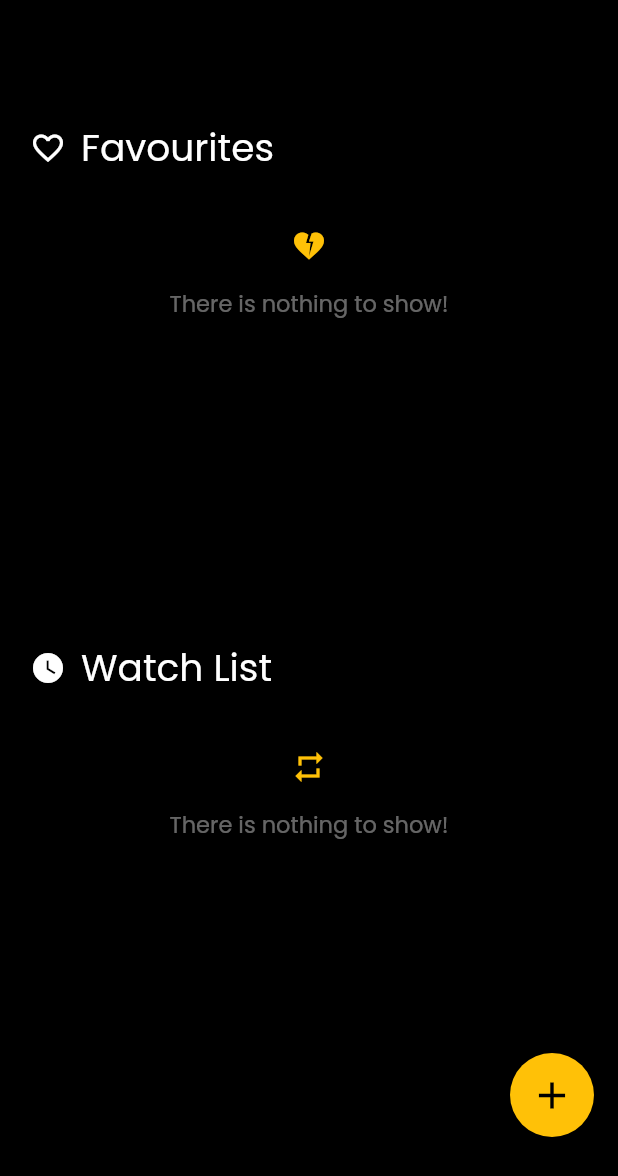
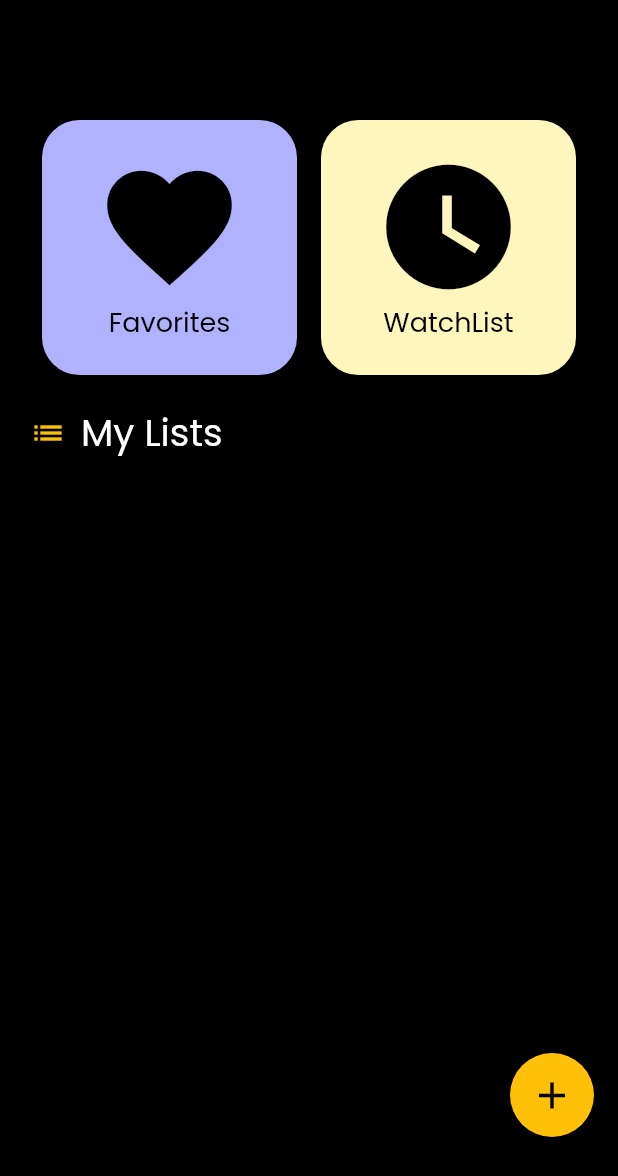
Before and after one commit to enescunediogluu/moviable-xetz, a Flutter app: the ListsPage screen opened directly, on a phone screen of 412 x 824 dp. Shown: the top 1176 px of the screen. Run offline on Flutter 3.47's test engine with Material 2 defaults, Android fonts, the phone set to English and light mode, and no system bars; drawn by our look-alikes of auto_size_text; our stand-ins replace carousel_slider, cloud_firestore, firebase_auth, firebase_core, firebase_storage, google_fonts and 1 more; missing offline and left inert: tmdb_api; accounts and stored records are empty.

Commit message:
favorites and watchlist pages created connected

```diff
--- a/lib/main.dart
+++ b/lib/main.dart
@@ -5,8 +5,7 @@ import 'package:flutter/material.dart';
 import 'package:moviable/firebase_options.dart';
 import 'package:moviable/pages/auth/login_page.dart';
 import 'package:moviable/pages/auth/verify_email_page.dart';
-import 'package:moviable/pages/extra/create_lists_page.dart';
-
+import 'package:moviable/pages/main/lists_page.dart';
 import 'package:moviable/pages/main/navbar_trial.dart';
 
 void main() async {
@@ -50,7 +49,7 @@ class AuthChecker extends StatelessWidget {
           } else {
             log(user.emailVerified.toString());
             if (user.emailVerified == true) {
-              return const NavbarTrial();
+              return const ListsPage();
             } else {
               return const VerifyEmailPage();
             }
--- a/lib/pages/main/lists_page.dart
+++ b/lib/pages/main/lists_page.dart
@@ -1,4 +1,4 @@
-// ignore_for_file: prefer_interpolation_to_compose_strings, use_build_context_synchronously
+// ignore_for_file: prefer_interpolation_to_compose_strings, use_build_context_synchronously, prefer_final_fields
 
 import 'dart:developer';
 
@@ -6,6 +6,8 @@ import 'package:flutter/material.dart';
 import 'package:moviable/pages/extra/create_lists_page.dart';
 import 'package:moviable/services/database_service.dart';
 import 'package:moviable/utils/text.dart';
+import 'package:moviable/widgets/lists_page_widgets/favorites_list_view.dart';
+import 'package:moviable/widgets/lists_page_widgets/watch_list_view.dart';
 
 class ListsPage extends StatefulWidget {
   const ListsPage({super.key});
@@ -17,30 +19,23 @@ class ListsPage extends StatefulWidget {
 class _ListsPageState extends State<ListsPage> {
   final DatabaseService database = DatabaseService();
 
-  List favorites = [];
-  List watchList = [];
+  List myLists = [];
   String listName = "";
   bool _isLoading = false;
 
-  void getFavouritesFromFirebase() async {
-    final favouritesList = await database.getFavorites();
+  getCreatedListsFromFirebase() async {
+    final temp = await database.getCreatedLists();
     setState(() {
-      favorites = favouritesList;
-    });
-  }
-
-  void getWatchListFromFirebase() async {
-    final watchLaterList = await database.getWatchList();
-    setState(() {
-      watchList = watchLaterList;
+      myLists = temp;
+      log(myLists.toString());
     });
   }
 
   @override
   void initState() {
     super.initState();
-    getFavouritesFromFirebase();
-    getWatchListFromFirebase();
+
+    getCreatedListsFromFirebase();
   }
 
   @override
@@ -73,14 +68,79 @@ class _ListsPageState extends State<ListsPage> {
               const SizedBox(
                 height: 80,
               ),
+              Row(
+                mainAxisAlignment: MainAxisAlignment.spaceAround,
+                children: [
+                  InkWell(
+                    onTap: () {
+                      Navigator.of(context).push(MaterialPageRoute(
+                        builder: (context) => FavoritesListView(),
+                      ));
+                    },
+                    child: Container(
+                      padding: const EdgeInsets.all(10),
+                      width: 170,
+                      height: 170,
+                      decoration: BoxDecoration(
+                          color: const Color(0xffB1B2FF),
+                          borderRadius: BorderRadius.circular(25)),
+                      child: const Column(
+                        mainAxisAlignment: MainAxisAlignment.center,
+                        children: [
+                          Icon(
+                            Icons.favorite,
+                            size: 100,
+                            color: Colors.black,
+                          ),
+                          ModifiedText(
+                              text: 'Favorites', color: Colors.black, size: 18)
+                        ],
+                      ),
+                    ),
+                  ),
+                  InkWell(
+                    onTap: () {
+                      Navigator.of(context).push(MaterialPageRoute(
+                        builder: (context) => WatchListView(),
+                      ));
+                    },
+                    child: Container(
+                      padding: const EdgeInsets.all(10),
+                      width: 170,
+                      height: 170,
+                      decoration: BoxDecoration(
+                          color: Color(0xffFFF6BD),
+                          borderRadius: BorderRadius.circular(25)),
+                      child: const Column(
+                        mainAxisAlignment: MainAxisAlignment.center,
+                        children: [
+                          Icon(
+                            Icons.watch_later,
+                            size: 100,
+                            color: Colors.black,
+                          ),
+                          ModifiedText(
+                              text: 'WatchList', color: Colors.black, size: 18)
+                        ],
+                      ),
+                    ),
+                  ),
+                ],
+              ),
+              const SizedBox(
+                height: 20,
+              ),
               const Row(
                 children: [
-                  Icon(Icons.favorite_border),
+                  Icon(
+                    Icons.list,
+                    color: Colors.amber,
+                  ),
                   SizedBox(
                     width: 10,
                   ),
                   ModifiedText(
-                    text: 'Favourites',
+                    text: 'My Lists',
                     color: Colors.white,
                     size: 25,
                   ),
@@ -89,176 +149,37 @@ class _ListsPageState extends State<ListsPage> {
               const SizedBox(
                 height: 10,
               ),
-              favorites.isEmpty
-                  ? SizedBox(
-                      height: 300,
-                      child: Center(
-                        child: Column(
-                          children: [
-                            const SizedBox(
-                              height: 25,
-                            ),
-                            const Icon(
-                              Icons.heart_broken,
-                              color: Colors.amber,
-                            ),
-                            const SizedBox(
-                              height: 15,
-                            ),
-                            ModifiedText(
-                                text: 'There is nothing to show!',
-                                color: Colors.white.withOpacity(0.4),
-                                size: 15)
-                          ],
-                        ),
+              SizedBox(
+                height: 300,
+                child: ListView.builder(
+                  physics: const ScrollPhysics(parent: BouncingScrollPhysics()),
+                  scrollDirection: Axis.horizontal,
+                  itemCount: myLists.length,
+                  itemBuilder: (context, index) {
+                    final listDetails = myLists[index];
+                    final posterPath = listDetails['listIcon'];
+                    final title = listDetails['listName'];
+                    return Column(children: [
+                      Container(
+                        padding: const EdgeInsets.all(8),
+                        width: 240,
+                        height: 180,
+                        decoration: BoxDecoration(
+                            borderRadius: BorderRadius.circular(25),
+                            image: DecorationImage(
+                                image: NetworkImage((posterPath != "")
+                                    ? posterPath
+                                    : 'https://pbs.twimg.com/profile_images/737023860839747584/hDWpm4OB_400x400.jpg'),
+                                fit: BoxFit.cover)),
                       ),
-                    )
-                  : SizedBox(
-                      height: 300,
-                      child: ListView.builder(
-                        physics: const ScrollPhysics(
-                            parent: BouncingScrollPhysics()),
-                        scrollDirection: Axis.horizontal,
-                        itemCount: favorites.length,
-                        itemBuilder: (context, index) {
-                          final movieDetails = favorites[index];
-                          final String title = movieDetails[
-                              'name']; // Replace with the actual key for movie title in the response
-                          final String posterPath = movieDetails['posterUrl'];
-                          // Replace with the actual key for the poster path
-
-                          return GestureDetector(
-                            onLongPress: () async {
-                              log(movieDetails['id'].toString());
-                              await database
-                                  .removeFromFavorites(movieDetails['id']);
-
-                              setState(() {
-                                getFavouritesFromFirebase();
-                              });
-                            },
-                            child: Container(
-                              width: 150, // Set the width as per your design
-                              margin: const EdgeInsets.all(8),
-                              child: Column(
-                                children: [
-                                  Container(
-                                    height: 230,
-                                    decoration: BoxDecoration(
-                                        borderRadius: BorderRadius.circular(15),
-                                        image: DecorationImage(
-                                            image: NetworkImage(
-                                                'https://image.tmdb.org/t/p/w500/$posterPath'),
-                                            fit: BoxFit.cover)),
-                                  ),
-                                  const SizedBox(height: 8),
-                                  ModifiedText(
-                                    text: title,
-                                    size: 13,
-                                    color: Colors.white,
-                                  ),
-                                ],
-                              ),
-                            ),
-                          );
-                        },
+                      ModifiedText(
+                        text: title,
+                        color: Colors.white,
+                        size: 13,
                       ),
-                    ),
-              const Row(
-                children: [
-                  Icon(
-                    Icons.watch_later,
-                  ),
-                  SizedBox(
-                    width: 10,
-                  ),
-                  ModifiedText(
-                    text: 'Watch List',
-                    color: Colors.white,
-                    size: 25,
-                  ),
-                ],
-              ),
-              const SizedBox(
-                height: 10,
-              ),
-              watchList.isEmpty
-                  ? SizedBox(
-                      height: 200,
-                      child: Center(
-                        child: Column(
-                          children: [
-                            const SizedBox(
-                              height: 25,
-                            ),
-                            const Icon(
-                              Icons.repeat,
-                              color: Colors.amber,
-                            ),
-                            const SizedBox(
-                              height: 15,
-                            ),
-                            ModifiedText(
-                                text: 'There is nothing to show!',
-                                color: Colors.white.withOpacity(0.4),
-                                size: 15)
-                          ],
-                        ),
-                      ),
-                    )
-                  : SizedBox(
-                      height: 300,
-                      child: ListView.builder(
-                        physics: const ScrollPhysics(
-                            parent: BouncingScrollPhysics()),
-                        scrollDirection: Axis.horizontal,
-                        itemCount: watchList.length,
-                        itemBuilder: (context, index) {
-                          final movieDetails = watchList[index];
-                          final String title = movieDetails[
-                              'name']; // Replace with the actual key for movie title in the response
-                          final String backdropPath = movieDetails['bannerUrl'];
-                          // Replace with the actual key for the poster path
-
-                          return GestureDetector(
-                            onLongPress: () async {
-                              log(movieDetails['id'].toString());
-                              await database
-                                  .removeFromWatchList(movieDetails['id']);
-
-                              setState(() {
-                                getWatchListFromFirebase();
-                              });
-                            },
-                            child: Container(
-                              width: 230, // Set the width as per your design
-                              margin: const EdgeInsets.all(8),
-                              child: Column(
-                                children: [
-                                  Container(
-                                    height: 150,
-                                    decoration: BoxDecoration(
-                                        borderRadius: BorderRadius.circular(15),
-                                        image: DecorationImage(
-                                            image: NetworkImage(
-                                                'https://image.tmdb.org/t/p/w500/$backdropPath'),
-                                            fit: BoxFit.cover)),
-                                  ),
-                                  const SizedBox(height: 8),
-                                  ModifiedText(
-                                    text: title,
-                                    size: 13,
-                                    color: Colors.white,
-                                  ),
-                                ],
-                              ),
-                            ),
-                          );
-                        },
-                      ),
-                    ),
-              const SizedBox(
-                height: 20,
+                    ]);
+                  },
+                ),
               ),
             ],
           ),
```
Also changed, not shown: lib/services/database_service.dart (+16 -0 lines), lib/widgets/lists_page_widgets/favorites_list_view.dart (added, +114 -0 lines), lib/widgets/lists_page_widgets/watch_list_view.dart (added, +118 -0 lines).
